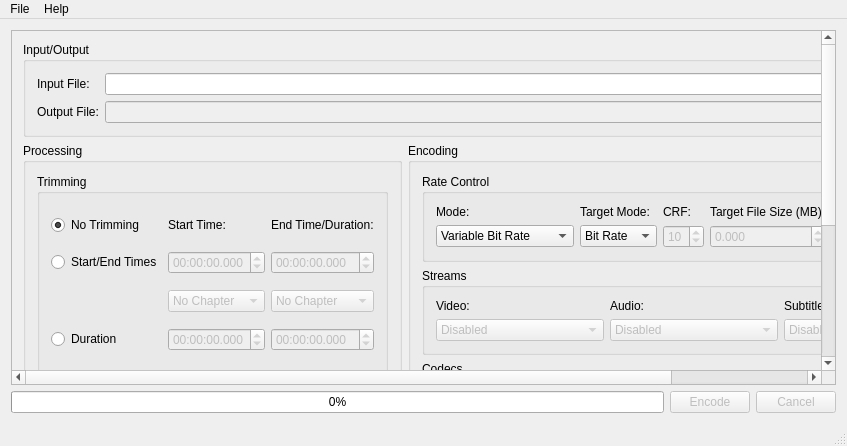
This is mainwindow.ui in rzumer/Webbum as Qt 5 draws it before an edit. The edited form follows.
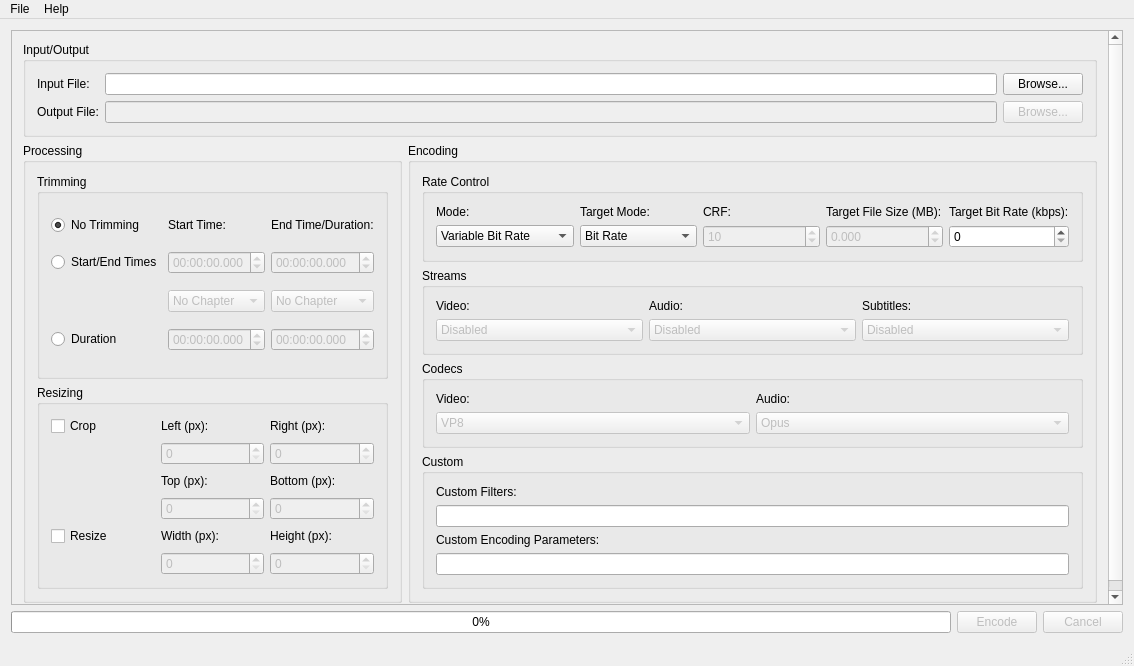
This is the edited form.

Commit message: Change default width and height to the largest video stream's, add crop value validation

```diff
--- a/mainwindow.ui
+++ b/mainwindow.ui
@@ -6,8 +6,8 @@
    <rect>
     <x>0</x>
     <y>0</y>
-    <width>847</width>
-    <height>446</height>
+    <width>1134</width>
+    <height>666</height>
    </rect>
   </property>
   <property name="windowTitle">
@@ -69,9 +69,9 @@
        <property name="geometry">
         <rect>
          <x>0</x>
-         <y>-214</y>
-         <width>1113</width>
-         <height>552</height>
+         <y>0</y>
+         <width>1114</width>
+         <height>571</height>
         </rect>
        </property>
        <layout class="QGridLayout" name="gridLayout_9">
@@ -249,7 +249,7 @@
                  <enum>Qt::StrongFocus</enum>
                 </property>
                 <property name="maximum">
-                 <number>9998</number>
+                 <number>9999</number>
                 </property>
                 <property name="singleStep">
                  <number>2</number>
@@ -265,7 +265,7 @@
                  <enum>Qt::StrongFocus</enum>
                 </property>
                 <property name="maximum">
-                 <number>9998</number>
+                 <number>9999</number>
                 </property>
                 <property name="singleStep">
                  <number>2</number>
@@ -281,7 +281,7 @@
                  <enum>Qt::StrongFocus</enum>
                 </property>
                 <property name="maximum">
-                 <number>9998</number>
+                 <number>9999</number>
                 </property>
                 <property name="singleStep">
                  <number>2</number>
@@ -311,7 +311,7 @@
                  <enum>Qt::StrongFocus</enum>
                 </property>
                 <property name="maximum">
-                 <number>9998</number>
+                 <number>9999</number>
                 </property>
                 <property name="singleStep">
                  <number>2</number>
@@ -355,7 +355,7 @@
                  <enum>Qt::StrongFocus</enum>
                 </property>
                 <property name="maximum">
-                 <number>9998</number>
+                 <number>9999</number>
                 </property>
                 <property name="singleStep">
                  <number>2</number>
@@ -378,7 +378,7 @@
                  <enum>Qt::StrongFocus</enum>
                 </property>
                 <property name="maximum">
-                 <number>9998</number>
+                 <number>9999</number>
                 </property>
                 <property name="singleStep">
                  <number>2</number>
@@ -798,7 +798,7 @@
     <rect>
      <x>0</x>
      <y>0</y>
-     <width>847</width>
+     <width>1134</width>
      <height>21</height>
     </rect>
    </property>
```
The commit also changes 6 other files.
